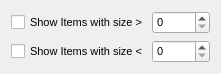
The window that sizefilter.ui (pjrinaldi/wombatforensics) describes before a commit, drawn with Qt 5.
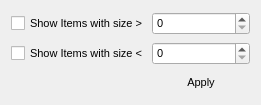
The same window after the commit.

The edit to the form file:
```diff
--- a/sizefilter.ui
+++ b/sizefilter.ui
@@ -1,7 +1,7 @@
 <?xml version="1.0" encoding="UTF-8"?>
 <ui version="4.0">
- <class>sizefilter</class>
- <widget class="QWidget" name="sizefilter">
+ <class>SizeFilter</class>
+ <widget class="QWidget" name="SizeFilter">
   <property name="windowModality">
    <enum>Qt::ApplicationModal</enum>
   </property>
@@ -9,8 +9,8 @@
    <rect>
     <x>0</x>
     <y>0</y>
-    <width>221</width>
-    <height>72</height>
+    <width>261</width>
+    <height>105</height>
    </rect>
   </property>
   <property name="font">
@@ -21,10 +21,16 @@
   <property name="windowTitle">
    <string>Filter</string>
   </property>
+  <property name="autoFillBackground">
+   <bool>true</bool>
+  </property>
   <layout class="QGridLayout" name="gridLayout">
    <property name="horizontalSpacing">
     <number>0</number>
    </property>
+   <item row="2" column="1">
+    <widget class="QSpinBox" name="lessspinBox"/>
+   </item>
    <item row="0" column="0">
     <widget class="QCheckBox" name="morecheckBox">
      <property name="text">
@@ -32,6 +38,9 @@
      </property>
     </widget>
    </item>
+   <item row="0" column="1">
+    <widget class="QSpinBox" name="morespinBox"/>
+   </item>
    <item row="2" column="0">
     <widget class="QCheckBox" name="lesscheckBox">
      <property name="text">
@@ -39,11 +48,18 @@
      </property>
     </widget>
    </item>
-   <item row="0" column="1">
-    <widget class="QSpinBox" name="morespinBox"/>
-   </item>
-   <item row="2" column="1">
-    <widget class="QSpinBox" name="lessspinBox"/>
+   <item row="3" column="1">
+    <widget class="QPushButton" name="pushButton">
+     <property name="text">
+      <string>Apply</string>
+     </property>
+     <property name="default">
+      <bool>true</bool>
+     </property>
+     <property name="flat">
+      <bool>true</bool>
+     </property>
+    </widget>
    </item>
   </layout>
  </widget>
```
Left out of the diff: 35 changed lines with no effect on the pictures.
